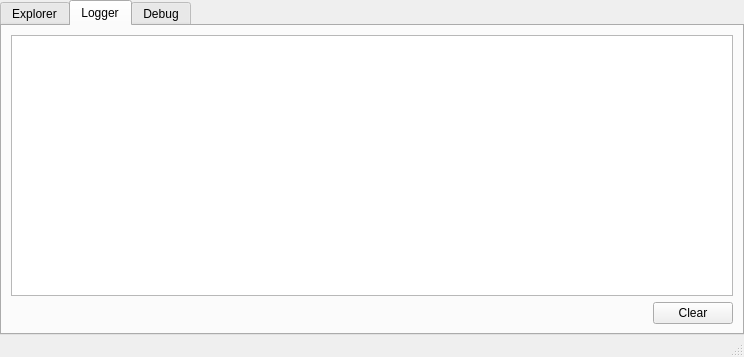
Before: the Qt Designer form gui/qkexplorerwidget.ui in QkThings/qkdaemon_old, drawn with Qt 5.
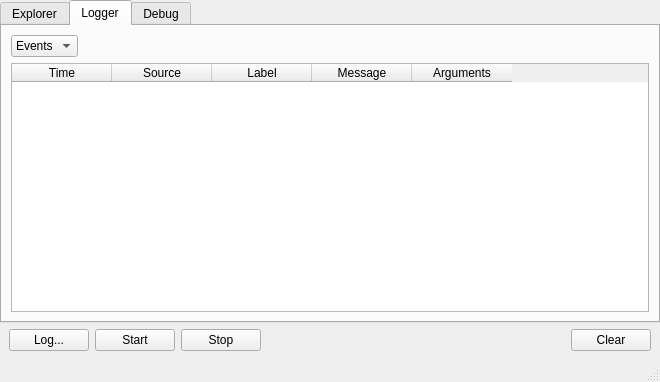
After: the same form once the commit is applied. The open tabs and pages were chosen to show the change. Custom widgets are drawn as their Qt base class.

Patch:
```diff
--- a/gui/qkexplorerwidget.ui
+++ b/gui/qkexplorerwidget.ui
@@ -6,19 +6,22 @@
    <rect>
     <x>0</x>
     <y>0</y>
-    <width>744</width>
-    <height>357</height>
+    <width>660</width>
+    <height>382</height>
    </rect>
   </property>
   <property name="windowTitle">
    <string>MainWindow</string>
   </property>
   <widget class="QWidget" name="centralwidget">
-   <layout class="QHBoxLayout" name="horizontalLayout">
-    <property name="spacing">
+   <layout class="QVBoxLayout" name="verticalLayout_8">
+    <property name="leftMargin">
      <number>0</number>
     </property>
-    <property name="margin">
+    <property name="topMargin">
+     <number>0</number>
+    </property>
+    <property name="rightMargin">
      <number>0</number>
     </property>
     <item>
@@ -243,58 +246,6 @@
           </item>
          </layout>
         </item>
-        <item>
-         <layout class="QVBoxLayout" name="verticalLayout">
-          <item>
-           <widget class="QPushButton" name="update_button">
-            <property name="text">
-             <string>Update</string>
-            </property>
-           </widget>
-          </item>
-          <item>
-           <widget class="QPushButton" name="save_button">
-            <property name="text">
-             <string>Save</string>
-            </property>
-           </widget>
-          </item>
-          <item>
-           <widget class="QPushButton" name="start_button">
-            <property name="text">
-             <string>Start</string>
-            </property>
-           </widget>
-          </item>
-          <item>
-           <widget class="QPushButton" name="stop_button">
-            <property name="text">
-             <string>Stop</string>
-            </property>
-           </widget>
-          </item>
-          <item>
-           <widget class="QPushButton" name="pushButton">
-            <property name="text">
-             <string>Log...</string>
-            </property>
-           </widget>
-          </item>
-          <item>
-           <spacer name="verticalSpacer">
-            <property name="orientation">
-             <enum>Qt::Vertical</enum>
-            </property>
-            <property name="sizeHint" stdset="0">
-             <size>
-              <width>20</width>
-              <height>40</height>
-             </size>
-            </property>
-           </spacer>
-          </item>
-         </layout>
-        </item>
        </layout>
       </widget>
       <widget class="QWidget" name="loggerTab">
@@ -302,13 +253,19 @@
         <string>Logger</string>
        </attribute>
        <layout class="QVBoxLayout" name="verticalLayout_2">
-        <item>
-         <widget class="QTableWidget" name="loggerTable"/>
-        </item>
         <item>
          <layout class="QHBoxLayout" name="horizontalLayout_5">
           <item>
-           <spacer name="horizontalSpacer_2">
+           <widget class="QComboBox" name="comboBox">
+            <item>
+             <property name="text">
+              <string>Events</string>
+             </property>
+            </item>
+           </widget>
+          </item>
+          <item>
+           <spacer name="horizontalSpacer_6">
             <property name="orientation">
              <enum>Qt::Horizontal</enum>
             </property>
@@ -320,22 +277,148 @@
             </property>
            </spacer>
           </item>
-          <item>
-           <widget class="QPushButton" name="clearLogger_button">
-            <property name="text">
-             <string>Clear</string>
-            </property>
-           </widget>
-          </item>
          </layout>
         </item>
+        <item>
+         <widget class="QStackedWidget" name="stackedWidget">
+          <property name="currentIndex">
+           <number>0</number>
+          </property>
+          <widget class="QWidget" name="page_3">
+           <layout class="QVBoxLayout" name="verticalLayout_3">
+            <property name="margin">
+             <number>0</number>
+            </property>
+            <item>
+             <widget class="pTableWidget" name="logEventTable">
+              <property name="editTriggers">
+               <set>QAbstractItemView::NoEditTriggers</set>
+              </property>
+              <property name="horizontalScrollMode">
+               <enum>QAbstractItemView::ScrollPerPixel</enum>
+              </property>
+              <property name="columnCount">
+               <number>5</number>
+              </property>
+              <attribute name="horizontalHeaderStretchLastSection">
+               <bool>false</bool>
+              </attribute>
+              <attribute name="verticalHeaderDefaultSectionSize">
+               <number>16</number>
+              </attribute>
+              <attribute name="verticalHeaderMinimumSectionSize">
+               <number>16</number>
+              </attribute>
+              <column>
+               <property name="text">
+                <string>Time</string>
+               </property>
+              </column>
+              <column>
+               <property name="text">
+                <string>Source</string>
+               </property>
+              </column>
+              <column>
+               <property name="text">
+                <string>Label</string>
+               </property>
+              </column>
+              <column>
+               <property name="text">
+                <string>Message</string>
+               </property>
+              </column>
+              <column>
+               <property name="text">
+                <string>Arguments</string>
+               </property>
+              </column>
+             </widget>
+            </item>
+           </layout>
+          </widget>
+          <widget class="QWidget" name="page_4">
+           <layout class="QVBoxLayout" name="verticalLayout_9">
+            <property name="margin">
+             <number>0</number>
+            </property>
+            <item>
+             <widget class="pTableWidget" name="logNotificationTable">
+              <property name="editTriggers">
+               <set>QAbstractItemView::NoEditTriggers</set>
+              </property>
+              <property name="horizontalScrollMode">
+               <enum>QAbstractItemView::ScrollPerPixel</enum>
+              </property>
+              <attribute name="horizontalHeaderStretchLastSection">
+               <bool>false</bool>
+              </attribute>
+              <attribute name="verticalHeaderDefaultSectionSize">
+               <number>16</number>
+              </attribute>
+              <attribute name="verticalHeaderMinimumSectionSize">
+               <number>16</number>
+              </attribute>
+              <column>
+               <property name="text">
+                <string>Time</string>
+               </property>
+              </column>
+              <column>
+               <property name="text">
+                <string>Source</string>
+               </property>
+              </column>
+              <column>
+               <property name="text">
+                <string>Content</string>
+               </property>
+              </column>
+             </widget>
+            </item>
+           </layout>
+          </widget>
+         </widget>
+        </item>
        </layout>
       </widget>
       <widget class="QWidget" name="debugTab">
        <attribute name="title">
         <string>Debug</string>
        </attribute>
-       <layout class="QVBoxLayout" name="verticalLayout_3">
+       <layout class="QVBoxLayout" name="verticalLayout">
+        <item>
+         <layout class="QHBoxLayout" name="horizontalLayout_4">
+          <item>
+           <widget class="QCheckBox" name="debugPrintTime_check">
+            <property name="text">
+             <string>Timestamp</string>
+            </property>
+           </widget>
+          </item>
+          <item>
+           <widget class="QCheckBox" name="debugPrintSource_check">
+            <property name="text">
+             <string>Source</string>
+            </property>
+           </widget>
+          </item>
+          <item>
+           <spacer name="horizontalSpacer_2">
+            <property name="orientation">
+             <enum>Qt::Horizontal</enum>
+            </property>
+            <property name="sizeHint" stdset="0">
+             <size>
+              <width>40</width>
+              <height>20</height>
+             </size>
+            </property>
+           </spacer>
+          </item>
+         </layout>
+        </item>
         <item>
          <widget class="QTextEdit" name="debugText">
           <property name="readOnly">
@@ -371,6 +454,73 @@
       </widget>
      </widget>
     </item>
+    <item>
+     <layout class="QHBoxLayout" name="horizontalLayout">
+      <property name="leftMargin">
+       <number>9</number>
+      </property>
+      <property name="rightMargin">
+       <number>9</number>
+      </property>
+      <item>
+       <widget class="QPushButton" name="log_button">
+        <property name="text">
+         <string>Log...</string>
+        </property>
+       </widget>
+      </item>
+      <item>
+       <widget class="QPushButton" name="start_button">
+        <property name="text">
+         <string>Start</string>
+        </property>
+       </widget>
+      </item>
+      <item>
+       <widget class="QPushButton" name="stop_button">
+        <property name="text">
+         <string>Stop</string>
+        </property>
+       </widget>
+      </item>
+      <item>
+       <spacer name="horizontalSpacer_5">
+        <property name="orientation">
+         <enum>Qt::Horizontal</enum>
+        </property>
+        <property name="sizeType">
+         <enum>QSizePolicy::Minimum</enum>
+        </property>
+        <property name="sizeHint" stdset="0">
+         <size>
+          <width>10</width>
+          <height>20</height>
+         </size>
+        </property>
+       </spacer>
+      </item>
+      <item>
+       <spacer name="horizontalSpacer_4">
+        <property name="orientation">
+         <enum>Qt::Horizontal</enum>
+        </property>
+        <property name="sizeHint" stdset="0">
+         <size>
+          <width>40</width>
+          <height>20</height>
+         </size>
+        </property>
+       </spacer>
+      </item>
+      <item>
+       <widget class="QPushButton" name="clear_button">
+        <property name="text">
+         <string>Clear</string>
+        </property>
+       </widget>
+      </item>
+     </layout>
+    </item>
    </layout>
   </widget>
   <widget class="QMenuBar" name="menubar">
@@ -391,6 +541,14 @@
    <extends>QTreeWidget</extends>
    <header>cpropertybrowser.h</header>
   </customwidget>
+  <customwidget>
+   <class>pTableWidget</class>
+   <extends>QTableWidget</extends>
+   <header>ptablewidget.h</header>
+   <slots>
+    <slot>removeAll()</slot>
+   </slots>
+  </customwidget>
  </customwidgets>
  <resources/>
  <connections>
```
Left out of the diff: 112 changed lines with no effect on the pictures.
